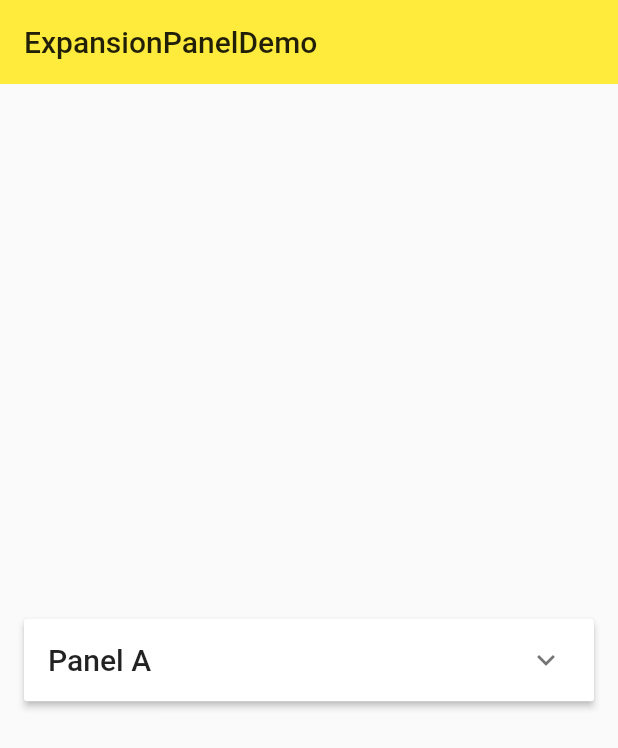
After one commit to yangBlock/Flutter_learn, a Flutter app: the ExpansionPanelDemo screen opened directly, on a phone screen of 412 x 824 dp. The commit adds this screen. Shown: the top 748 px of the screen. Run offline on Flutter 3.47's test engine with Material 2 defaults, Android fonts, the phone set to English and light mode, and no system bars.

Commit message:
ExpansionPanel：收缩面板

```diff
--- /dev/null
+++ b/lib/demo/expansion_panel_demo.dart
@@ -0,0 +1,47 @@
+import 'package:flutter/material.dart';
+
+class ExpansionPanelDemo extends StatefulWidget {
+  @override
+  _ExpansionPanelDemoState createState() => _ExpansionPanelDemoState();
+}
+
+class _ExpansionPanelDemoState extends State<ExpansionPanelDemo> {
+  @override
+  Widget build(BuildContext context) {
+    return Scaffold(
+      appBar: AppBar(
+        title: Text('ExpansionPanelDemo'),
+        elevation: 0.0,
+      ),
+      body: Container(
+        padding: EdgeInsets.all(16.0),
+        child: Column(
+          mainAxisAlignment: MainAxisAlignment.center,
+          children: <Widget>[
+            ExpansionPanelList(
+              children: [
+                ExpansionPanel(
+                  headerBuilder: (BuildContext context, bool isExpanded) {
+                    return Container(
+                      padding: EdgeInsets.all(16.0),
+                      child: Text(
+                        'Panel A',
+                        style: Theme.of(context).textTheme.title,
+                      ),
+                    );
+                  },
+                  body: Container(
+                    padding: EdgeInsets.all(16.0),
+                    width: double.infinity,
+                    child: Text('Content for Panel A.'),
+                  ),
+                  isExpanded: false,//是否展开，默认不展开
+                ),
+              ],
+            ),
+          ],
+        ),
+      ),
+    );
+  }
+}
--- a/lib/demo/material_components.dart
+++ b/lib/demo/material_components.dart
@@ -13,6 +13,7 @@ import '../demo/simple_dialog_demo.dart';
 import '../demo/alert_dialog_demo.dart';
 import '../demo/bottom_sheet_demo.dart';
 import '../demo/snack_bar_demo.dart';
+import '../demo/expansion_panel_demo.dart';
 class MaterialComponents extends StatelessWidget {
   @override
   Widget build(BuildContext context) {
@@ -24,6 +25,7 @@ class MaterialComponents extends StatelessWidget {
 
       body: ListView(
         children: <Widget>[
+          ListItem(title: 'ExpansionPanelDemo',page: ExpansionPanelDemo()),
           ListItem(title: 'SnackBarDemo',page: SanckBarDemo()),
           ListItem(title: 'BottomSheetDemo',page: BottomSheetDemo()),
           ListItem(title: 'AlertDialogDemo',page: AlertDialogDemo()),
--- a/lib/demo/snack_bar_demo.dart
+++ b/lib/demo/snack_bar_demo.dart
@@ -10,7 +10,7 @@ class _SanckBarDemoState extends State<SanckBarDemo> {
   Widget build(BuildContext context) {
     return Scaffold(
       appBar: AppBar(
-        title: Text('_WidgetDemo'),
+        title: Text('SanckBarDemo'),
         elevation: 0.0,
       ),
       body: Container(
```
